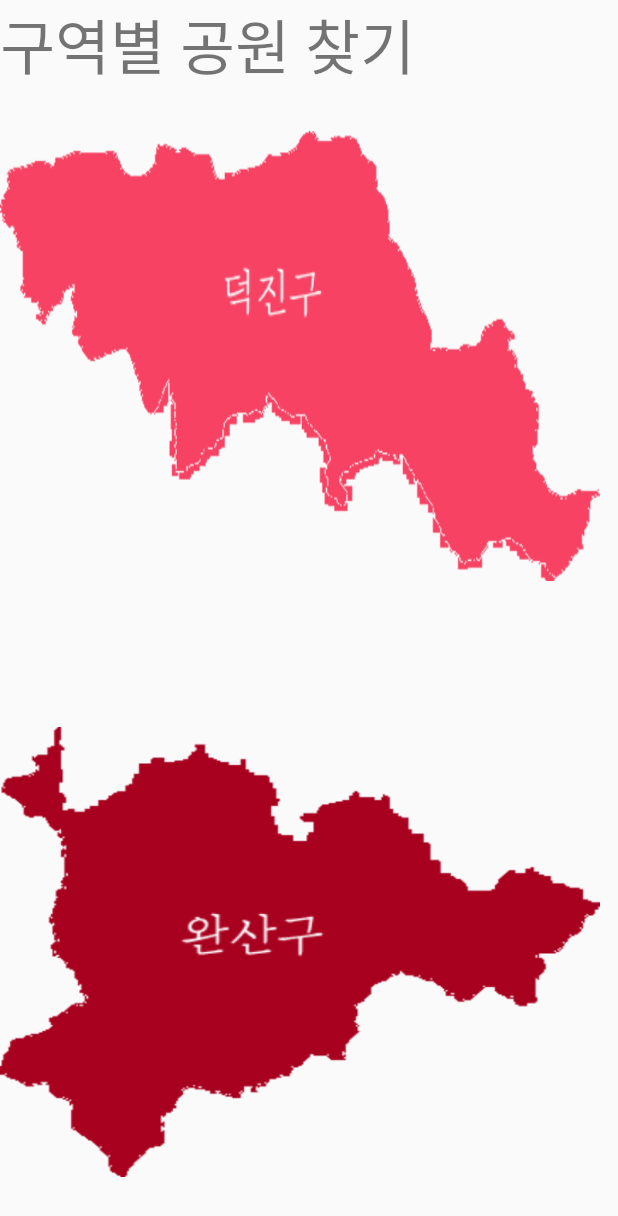
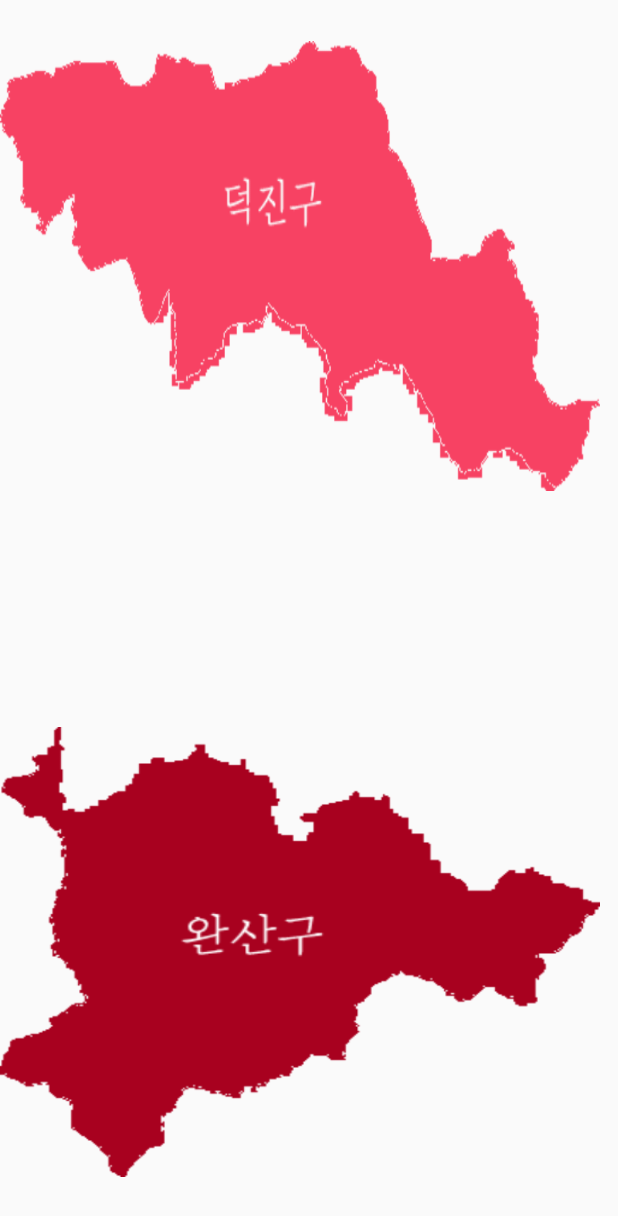
Before and after one commit to kairas83/ParkofJeonju, an Android app: the PartActivity screen opened directly, with no data from a screen before it, on a phone screen of 412 x 824 dp. Shown: the top 1216 px of the screen. Run offline under Robolectric (Android 15) with nearby library versions, the phone set to English and light mode, and no system bars; Roboto replaces fonts that are not available here.

Commit message:
textView삭제

```diff
--- a/app/src/main/res/layout/activity_part.xml
+++ b/app/src/main/res/layout/activity_part.xml
@@ -3,17 +3,6 @@
     xmlns:app="http://schemas.android.com/apk/res-auto"
     android:orientation="vertical" android:layout_width="match_parent"
     android:layout_height="match_parent">
-
-    <RelativeLayout
-        android:layout_width="match_parent"
-        android:layout_height="wrap_content">
-    <TextView
-        android:text="구역별 공원 찾기"
-        android:layout_centerHorizontal="true"
-        android:textSize="40sp"
-        android:layout_width="match_parent"
-        android:layout_height="wrap_content" />
-    </RelativeLayout>
 
     <RelativeLayout
         android:layout_width="match_parent"
```
